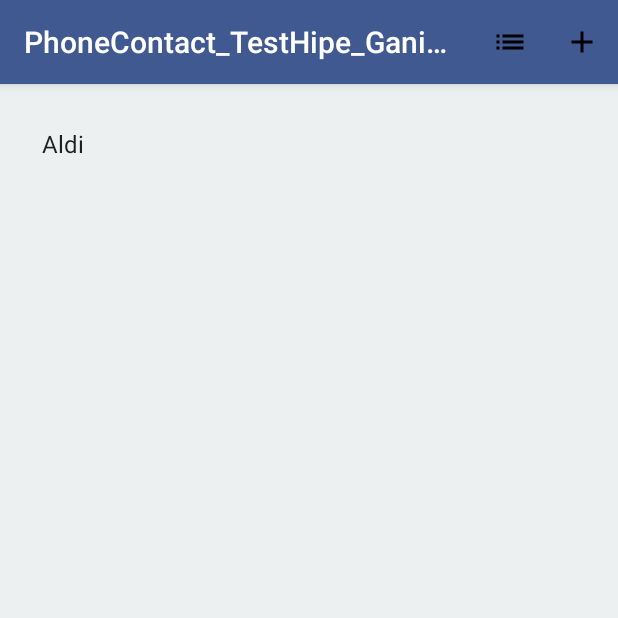
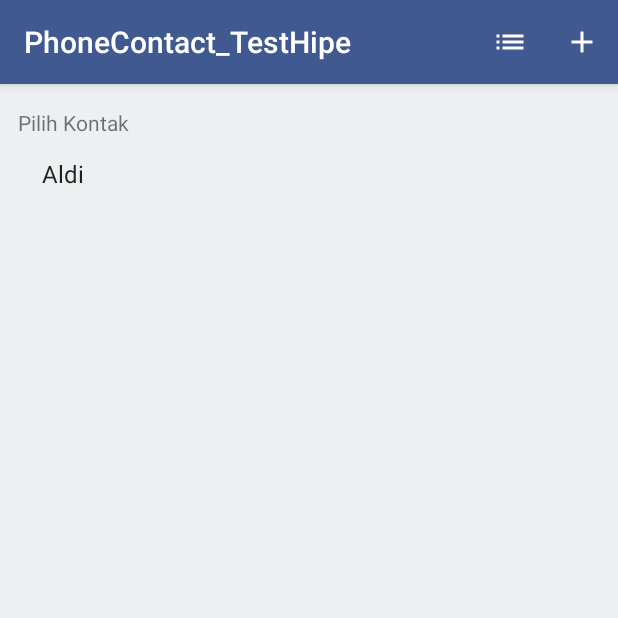
Before and after one commit to ganiaaldi/PhoneContactApp, an Android app: the screen it shows after launch (MainActivity), on a phone screen of 412 x 824 dp, the top half of it. Run offline under Robolectric (Android 15) with nearby library versions, the phone set to English and light mode, and no system bars.

Commit message:
Debugging Function CreateActivity,MainActivity & UpdateActivity. Application testing.

```diff
--- a/app/src/main/java/com/example/phonecontact_testhipe/MainActivity.java
+++ b/app/src/main/java/com/example/phonecontact_testhipe/MainActivity.java
@@ -29,6 +29,7 @@ public class MainActivity extends AppCompatActivity {
         setContentView(R.layout.activity_main);
         ma = this; dbcenter = new DataHelper(this);
         RefreshList(); }
+
     public void RefreshList()
     {
         SQLiteDatabase db = dbcenter.getReadableDatabase();
--- a/app/src/main/java/com/example/phonecontact_testhipe/UpdateActivity.java
+++ b/app/src/main/java/com/example/phonecontact_testhipe/UpdateActivity.java
@@ -39,6 +39,7 @@ public class UpdateActivity extends AppCompatActivity implements
             idContact = Integer.parseInt(cursor.getString(0).toString());
             textName.setText(cursor.getString(1).toString());
             textPhone.setText(cursor.getString(2).toString());
+            textEmail.setText(cursor.getString(3).toString());
         }
         tonSave = (Button) findViewById(R.id.button_main);
         tonSave.setOnClickListener(new View.OnClickListener() {
@@ -51,7 +52,7 @@ public class UpdateActivity extends AppCompatActivity implements
                     db.execSQL("update contact set name='" +
                             textName.getText().toString() +"', phone='" +
                             textPhone.getText().toString()+"', email='"+
-                            textEmail +"' where id_contact='" +
+                            textEmail.getText().toString() +"' where id_contact='" +
                             idContact+"'");
                     Toast.makeText(getApplicationContext(), "Success",
                             Toast.LENGTH_LONG).show();
--- a/app/src/main/res/drawable/ic_add.xml
+++ b/app/src/main/res/drawable/ic_add.xml
@@ -4,6 +4,6 @@
         android:viewportWidth="24.0"
         android:viewportHeight="24.0">
     <path
-        android:fillColor="#FF000000"
+        android:fillColor="#FFFFFF"
         android:pathData="M19,13h-6v6h-2v-6H5v-2h6V5h2v6h6v2z"/>
 </vector>
--- a/app/src/main/res/drawable/ic_list.xml
+++ b/app/src/main/res/drawable/ic_list.xml
@@ -4,6 +4,6 @@
         android:viewportWidth="24.0"
         android:viewportHeight="24.0">
     <path
-        android:fillColor="#FF000000"
+        android:fillColor="#FFFFFF"
         android:pathData="M3,13h2v-2L3,11v2zM3,17h2v-2L3,15v2zM3,9h2L5,7L3,7v2zM7,13h14v-2L7,11v2zM7,17h14v-2L7,15v2zM7,7v2h14L21,7L7,7z"/>
 </vector>
--- a/app/src/main/res/layout/activity_create.xml
+++ b/app/src/main/res/layout/activity_create.xml
@@ -35,7 +35,7 @@
             android:id="@+id/button_main"
             android:layout_width="wrap_content"
             android:layout_height="wrap_content"
-            android:onClick="add"
+            android:onClick="onClick"
             android:text="@string/show_button"
             android:drawableLeft="@android:drawable/ic_menu_save"/>
     </LinearLayout>
--- a/app/src/main/res/layout/activity_main.xml
+++ b/app/src/main/res/layout/activity_main.xml
@@ -8,11 +8,18 @@
     android:paddingRight="@dimen/activity_horizontal_margin"
     android:paddingTop="@dimen/activity_vertical_margin"
     android:background="#ecf0f1" tools:context=".MainActivity" >
+
+    <TextView
+        android:layout_width="match_parent"
+        android:layout_height="wrap_content"
+        android:text="@string/contact"
+        />
+
     <ListView
         android:id="@+id/listView1"
         android:layout_width="match_parent"
         android:layout_height="wrap_content"
+        android:layout_alignParentStart="true"
         android:layout_alignParentLeft="true"
-        android:layout_alignParentStart="true">
-    </ListView>
+        android:layout_marginTop="20dp"></ListView>
 </RelativeLayout>
--- a/app/src/main/res/values/strings.xml
+++ b/app/src/main/res/values/strings.xml
@@ -1,5 +1,5 @@
 <resources>
-    <string name="app_name">PhoneContact_TestHipe_GaniaAldi</string>
+    <string name="app_name">PhoneContact_TestHipe</string>
     <string name="list">List</string>
     <string name="add">Add</string>
     <string name="hint_name">Name</string>
@@ -10,4 +10,5 @@
     <string name="email">Email</string>
     <string name="phone">Phone</string>
     <string name="name">Name</string>
+    <string name="contact">Pilih Kontak</string>
 </resources>
```
Also changed, not shown: app/src/main/java/com/example/phonecontact_testhipe/CreateActivity.java (+19 -20 lines).
